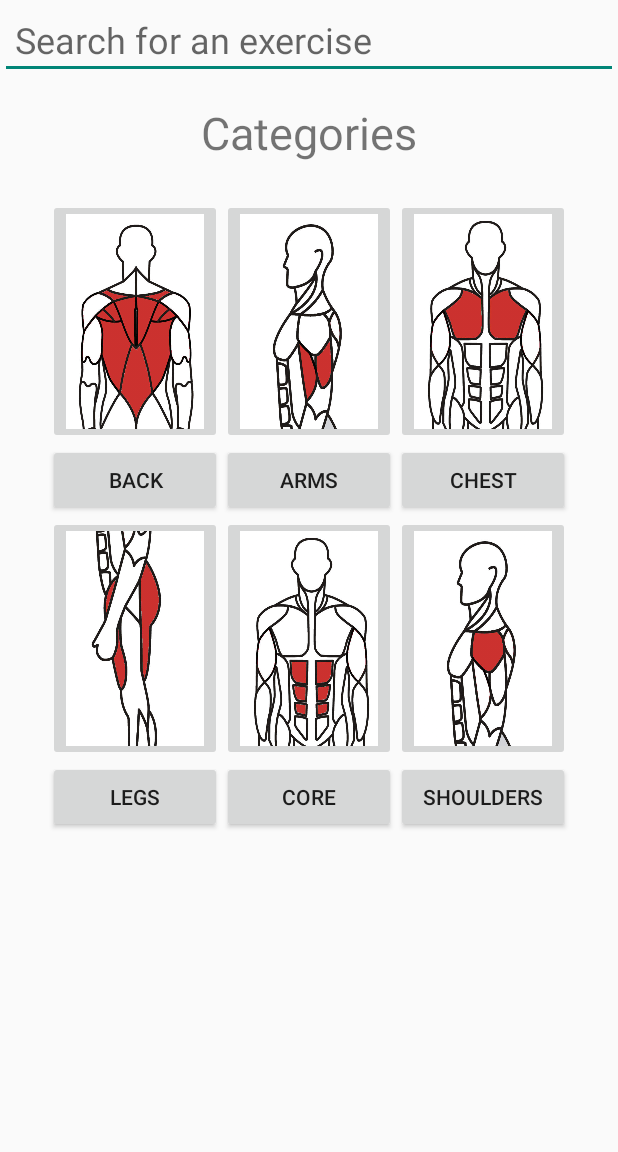
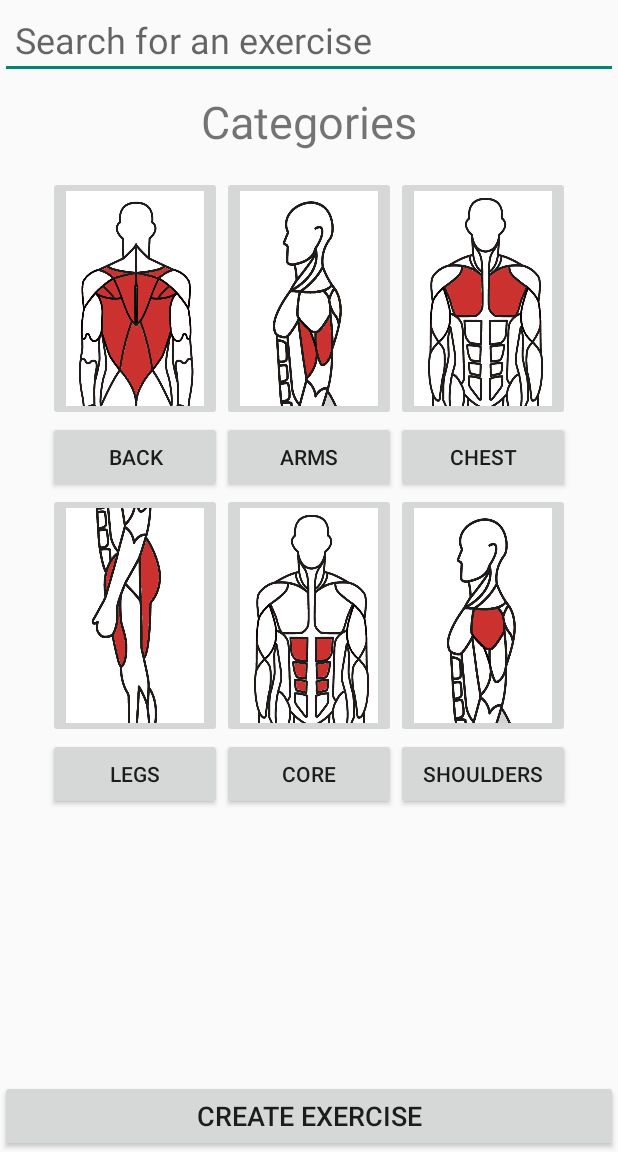
Before and after one commit to sbs61/pigs, an Android app: the screen it shows after launch (ExercisesActivity), on a phone screen of 412 x 824 dp, the part 84-1236 px from its top. Run offline under Robolectric (Android 15) with nearby library versions, the phone set to English and light mode, and no system bars.

Commit message:
create exercise takki

```diff
--- a/app/src/main/java/com/example/pigs/activities/exercise/ExercisesActivity.java
+++ b/app/src/main/java/com/example/pigs/activities/exercise/ExercisesActivity.java
@@ -215,6 +215,11 @@ public class ExercisesActivity extends AppCompatActivity {
         textView.setVisibility(TextView.GONE);
     }
 
+    public void goToCreateExercise(View button){
+        Intent i = new Intent(ExercisesActivity.this, CreateExerciseActivity.class);
+        startActivity(i);
+    }
+
     private class FetchExercisesTask extends AsyncTask<Object, Void, String> {
         @Override
         protected String doInBackground(Object... params) {
--- a/app/src/main/java/com/example/pigs/activities/workout/ScheduleActivity.java
+++ b/app/src/main/java/com/example/pigs/activities/workout/ScheduleActivity.java
@@ -48,14 +48,15 @@ public class ScheduleActivity extends AppCompatActivity {
                         // Add code here to update the UI based on the item selected
                         // For example, swap UI fragments here
                         switch(menuItem.getItemId()){
+                            case R.id.nav_exercises:{
+                                Intent i = new Intent(ScheduleActivity.this, ExercisesActivity.class);
+                                startActivity(i);
+                                break;
+                            }
                             case R.id.nav_workouts:{
                                 Intent i = new Intent(ScheduleActivity.this, CreateWorkoutActivity.class);
                                 startActivity(i);
                                 break;
-                            }
-                            case R.id.nav_exercises:{
-                                Intent i = new Intent(ScheduleActivity.this, ExercisesActivity.class);
-                                startActivity(i);
                             }
                             case R.id.nav_progress:{
                                 Intent i = new Intent(ScheduleActivity.this, ProgressActivity.class);
--- a/app/src/main/res/layout/activity_categories.xml
+++ b/app/src/main/res/layout/activity_categories.xml
@@ -3,12 +3,12 @@
     xmlns:app="http://schemas.android.com/apk/res-auto"
     xmlns:tools="http://schemas.android.com/tools"
     android:layout_width="match_parent"
-    android:layout_height="match_parent">
+    android:layout_height="wrap_content">
 
     <LinearLayout
         android:id="@+id/categoriesLayout"
         android:layout_width="match_parent"
-        android:layout_height="match_parent"
+        android:layout_height="wrap_content"
         android:layout_marginTop="8dp"
         android:orientation="vertical"
         app:layout_constraintTop_toTopOf="parent">
@@ -16,7 +16,7 @@
         <TextView
             android:id="@+id/textView"
             android:layout_width="match_parent"
-            android:layout_height="56dp"
+            android:layout_height="wrap_content"
             android:gravity="center"
             android:text="Categories"
             android:textAlignment="center"
--- a/app/src/main/res/layout/activity_exercise.xml
+++ b/app/src/main/res/layout/activity_exercise.xml
@@ -72,11 +72,29 @@ android:fitsSystemWindows="true">
 
         <include
             android:id="@+id/categoriesLayout"
-        layout="@layout/activity_categories" />
+            layout="@layout/activity_categories"
+            android:layout_height="wrap_content" />
+
+        <LinearLayout
+            android:layout_width="match_parent"
+            android:layout_height="match_parent"
+            android:gravity="bottom"
+            android:orientation="vertical">
+
+            <Button
+                android:id="@+id/addExercise"
+                android:layout_width="match_parent"
+                android:layout_height="wrap_content"
+                android:gravity="center"
+                android:onClick="goToCreateExercise"
+                android:text="@string/createExercise"
+                android:textSize="18sp" />
+        </LinearLayout>
 
     </LinearLayout>
 
 <!-- Container for contents of drawer - use NavigationView to make configuration easier -->
+
     <android.support.design.widget.NavigationView
     android:id="@+id/nav_view"
     android:layout_width="wrap_content"
```
Lines whose indentation alone changed are shown as unchanged.
